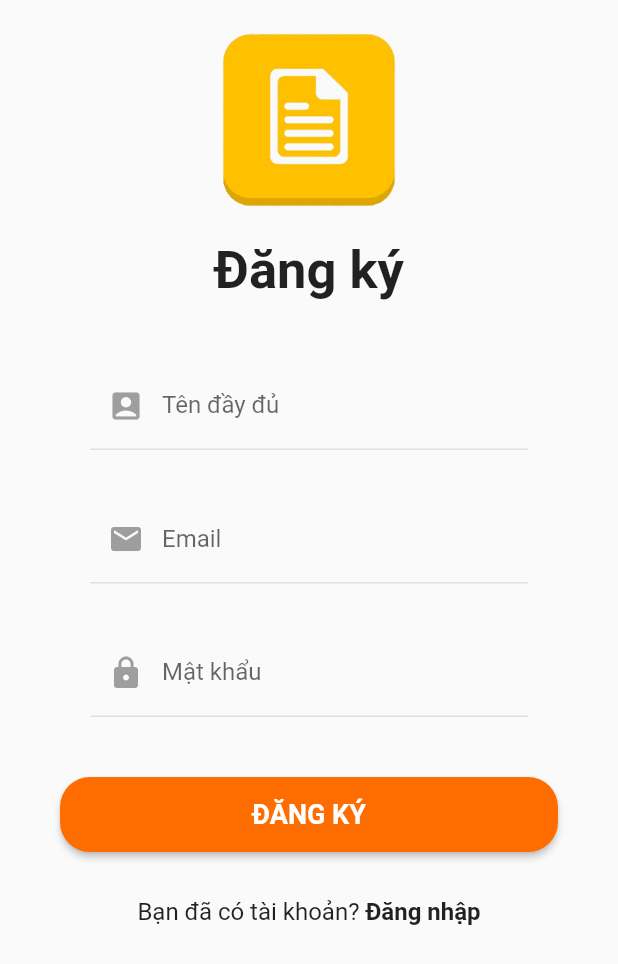
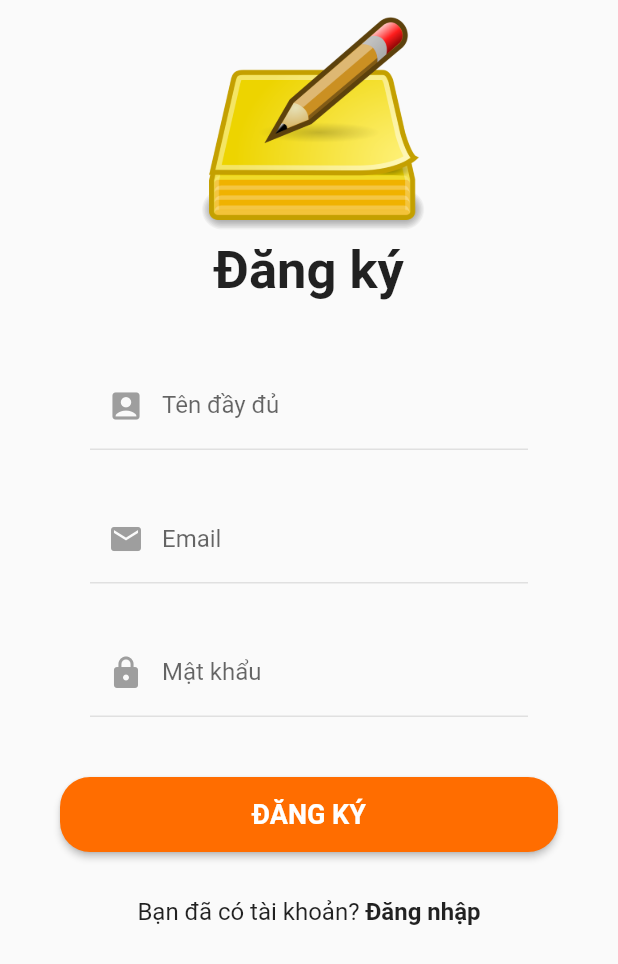
Before and after one commit to thiepcong/notekeep, a Flutter app: the screen it shows after launch, after a tap on "Đăng ký", on a phone screen of 412 x 824 dp. Shown: the top 964 px of the screen. Run offline on Flutter 3.47's test engine with Material 2 defaults, Android fonts, the phone set to English and light mode, and no system bars; our stand-ins replace cached_network_image, cloud_firestore, firebase_auth, firebase_core, firebase_storage, flutter_colorpicker and 5 more; missing offline and left inert: cloud_firestore_web, firebase_auth_web, firebase_core_web, flutter_sound, google_sign_in_web; accounts and stored records are empty.

Commit message:
thay anh

```diff
--- a/lib/view/autho/login.dart
+++ b/lib/view/autho/login.dart
@@ -25,7 +25,7 @@ class Login extends StatelessWidget {
               children: <Widget>[
                 Container(
                   height: 160,
-                  child: Image.asset("assets/image/logomain.png"),
+                  child: Image.asset("assets/image/logo1.png"),
                 ),
                 const Text(
                   'Đăng nhập',
--- a/lib/view/autho/signup.dart
+++ b/lib/view/autho/signup.dart
@@ -23,7 +23,7 @@ class SignUp extends StatelessWidget {
               children: <Widget>[
                 SizedBox(
                   height: 160,
-                  child: Image.asset("assets/image/logomain.png"),
+                  child: Image.asset("assets/image/logo1.png"),
                 ),
                 const Text(
                   'Đăng ký',
```
Also changed, not shown: assets/image/logo1.png.
